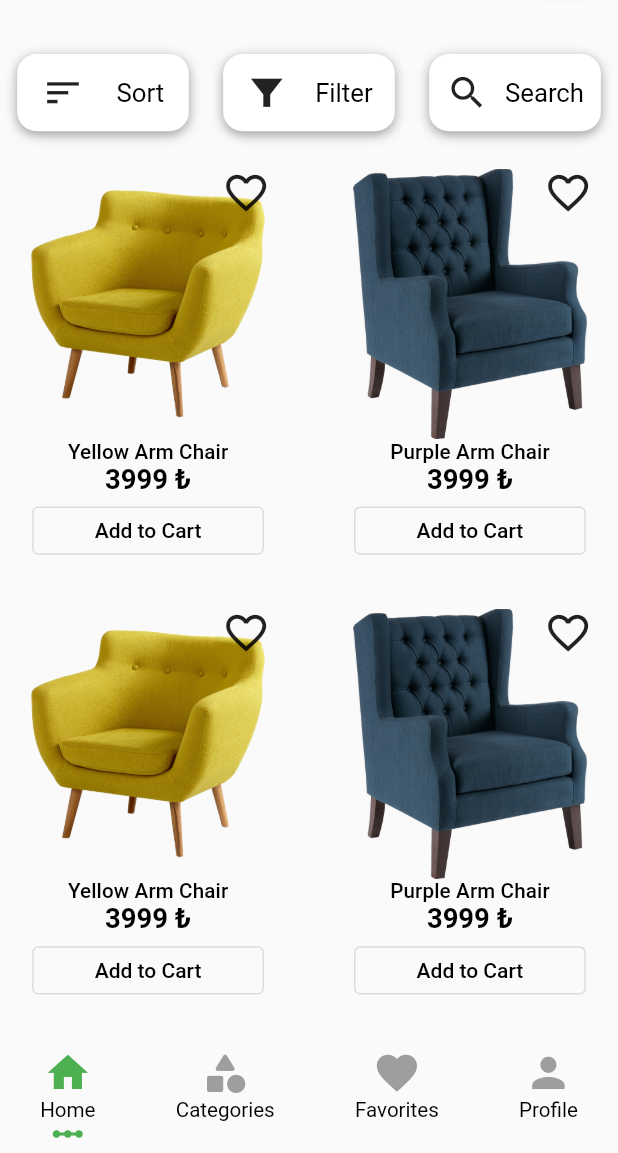
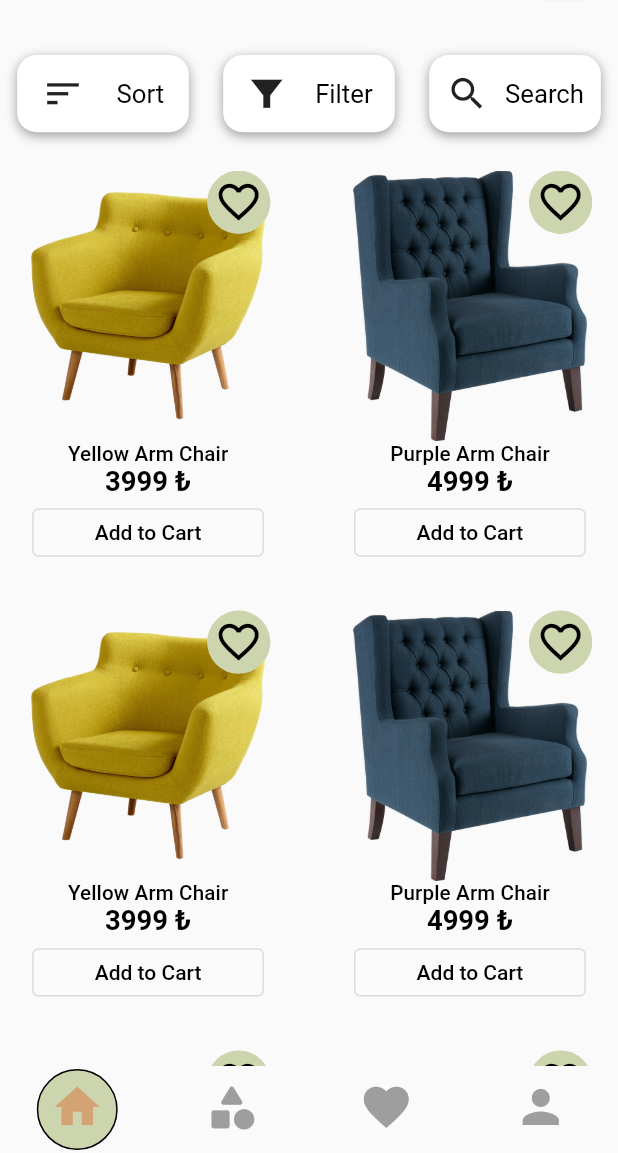
Before and after one commit to erkanoygun/ShopApp, a Flutter app: the screen it shows after launch, on a phone screen of 412 x 824 dp, the part 83-1236 px from its top. Run offline on Flutter 3.47's test engine with Material 2 defaults, Android fonts, the phone set to English and light mode, and no system bars; our stand-ins replace flutter_screenutil.

Commit message:
revised bottom navigation bar, revised shop cart page

```diff
--- a/lib/customs/MyBottomNavigationBar/my_bottom_navigationbar.dart
+++ b/lib/customs/MyBottomNavigationBar/my_bottom_navigationbar.dart
@@ -7,7 +7,7 @@ class MyBottomNavigationBar extends StatelessWidget {
       {super.key,
       required this.bottomBarItem,
       this.backgraundColor = Colors.transparent});
-  static double bottomBarHeight = ScreenUtil().setHeight(55);
+  static double bottomBarHeight = ScreenUtil().setHeight(45);
   final List<MyBottomNavigationBarItem> bottomBarItem;
   final Color backgraundColor;
 
--- a/lib/customs/MyBottomNavigationBar/my_bottom_navigationbar_item.dart
+++ b/lib/customs/MyBottomNavigationBar/my_bottom_navigationbar_item.dart
@@ -1,5 +1,7 @@
 import 'package:flutter/material.dart';
 import 'package:provider/provider.dart';
+import 'package:shop_app/core/constant/app/colors.dart';
+import 'package:shop_app/core/extension/color_extensions.dart';
 import 'package:shop_app/view-model/app_view_model.dart';
 
 class MyBottomNavigationBarItem extends StatelessWidget {
@@ -20,59 +22,41 @@ class MyBottomNavigationBarItem extends StatelessWidget {
   final IconData icon;
   final double itemBottomPadding = 3.0;
   final double containerAllItemPadding = 1.0;
+  final double containerAllItemMargin = 2.0;
   final int selectedIndex;
   final PageController pageController;
+  static late AppViewModel mystate;
 
   @override
   Widget build(BuildContext context) {
-    AppViewModel mystate = Provider.of<AppViewModel>(context, listen: false);
-    return Container(
+    mystate = Provider.of<AppViewModel>(context, listen: false);
+    return Expanded(
+      child: Container(
+        height: double.infinity,
+        margin: EdgeInsets.all(containerAllItemMargin),
         padding: EdgeInsets.all(containerAllItemPadding),
-      child: Stack(
-        alignment: Alignment.center,
-        children: [
-          Padding(
+        decoration: BoxDecoration(
+          color: index == selectedIndex ? Theme.of(context).primaryColor : Colors.transparent,
+          shape: BoxShape.circle,
+          border: index == selectedIndex ? Border.all() : null,
+        ),
+        child: Padding(
           padding: EdgeInsets.only(bottom: itemBottomPadding),
-            child: InkWell(
+          child: GestureDetector(
             onTap: () {
               pageController.animateToPage(index,
                   duration: const Duration(milliseconds: 250),
                   curve: Curves.easeInOut);
               mystate.changeSelecktPage(index);
             },
-              child: Column(
-                crossAxisAlignment: CrossAxisAlignment.center,
-                mainAxisSize: MainAxisSize.max,
-                mainAxisAlignment: MainAxisAlignment.end,
-                children: [
-                  Expanded(
             child: Icon(
               icon,
               size: iconSize,
               color:
-                          index == selectedIndex ? Colors.green : Colors.grey,
-                    ),
-                  ),
-                  Expanded(
-                    child: Text(
-                      text,
-                      style: TextStyle(fontSize: textSize),
-                    ),
-                  ),
-                ],
+                  index == selectedIndex ? AppColor.brown.toColor() : Colors.grey,
             ),
           ),
         ),
-          Align(
-            alignment: FractionalOffset.bottomCenter,
-            child: index == selectedIndex
-                ? const Icon(
-                    Icons.linear_scale_outlined,
-                    color: Colors.green,
-                  )
-                : const SizedBox(),
-          ),
-        ],
       ),
     );
   }
--- a/lib/model/product_model.dart
+++ b/lib/model/product_model.dart
@@ -1,7 +1,7 @@
 class Product {
   String name;
   String description;
-  String price;
+  int price;
   double rating;
   String imgPath;
   int weight;
@@ -27,12 +27,13 @@ class Product {
     required int weight,
     required String id,
     required int quantitiy,
+    required int price,
   }) {
     return Product(
         name: name,
         id: id,
         description: description,
-        price: "3999 ₺",
+        price: price,
         rating: 3.6,
         imgPath: imgPath,
         quantitiy: quantitiy,
--- a/lib/view-model/app_view_model.dart
+++ b/lib/view-model/app_view_model.dart
@@ -10,11 +10,12 @@ class AppViewModel extends ChangeNotifier {
   final String loremIpsum =
       "Lorem ipsum dolor sit amet, consectetur adipiscing elit, sed do eiusmod tempor incididunt ut labore et dolore magna aliqua.";
   List cartList = [];
+  int totalPrice = 0;
   int selectedIndex = 0;
   final _random = Random();
   List<Map> randomArmChairList = [
-    {"color": "Yellow", "imgPathName": "armchair1", "weight": 60},
-    {"color": "Purple", "imgPathName": "armchair2", "weight": 80}
+    {"color": "Yellow", "imgPathName": "armchair1", "weight": 60,"price" : 3999},
+    {"color": "Purple", "imgPathName": "armchair2", "weight": 80,"price" : 4999}
   ];
 
   List<Product> getProducts() {
@@ -27,6 +28,7 @@ class AppViewModel extends ChangeNotifier {
         description: loremIpsum,
         imgPath: "${AppConstant.imagePath}${element["imgPathName"]}.png",
         weight: element["weight"],
+        price: element["price"],
         id: "fakeId_$i",
         quantitiy: 1,
       );
@@ -57,6 +59,7 @@ class AppViewModel extends ChangeNotifier {
   void addCartList(Product product) {
     if(!cartList.contains(product)){
       cartList.add(product);
+      getTotalPrice();
     }
     notifyListeners();
   }
@@ -65,6 +68,7 @@ class AppViewModel extends ChangeNotifier {
     for (Product i in cartList) {
       if (i.id == id) {
         i.quantitiy = i.quantitiy + 1;
+        getTotalPrice();
         break;
       }
     }
@@ -76,12 +80,21 @@ class AppViewModel extends ChangeNotifier {
       if (i.id == id) {
         if (i.quantitiy == 1) {
           cartList.removeWhere((element) => element.id == id);
+          getTotalPrice();
           break;
         } else {
           i.quantitiy = i.quantitiy - 1;
+          getTotalPrice();
         }
       }
     }
     notifyListeners();
   }
+
+  void getTotalPrice(){
+    totalPrice = 0;
+    for(Product i in cartList){
+      totalPrice += (i.price * i.quantitiy);
+    }
+  }
 }
--- a/lib/views/DetailPage/widgets/product_image.dart
+++ b/lib/views/DetailPage/widgets/product_image.dart
@@ -7,7 +7,7 @@ import '../../../core/constant/app/colors.dart';
 class ProductImage extends StatelessWidget {
   const ProductImage({super.key, required this.imgPath, required this.price});
   final String imgPath;
-  final String price;
+  final int price;
   static final double containerLeftBottomRadius = 275.r;
   static final double containerHeight = 300.h;
   static final double imageSizedBoxHeight = 306.h;
@@ -50,7 +50,7 @@ class ProductImage extends StatelessWidget {
               child: Padding(
                 padding: paddingAllPriceText,
                 child: Text(
-                  price,
+                  "$price ₺",
                   style: Theme.of(context).textTheme.bodyMedium!.merge(
                         TextStyle(
                           fontWeight: FontWeight.bold,
--- a/lib/views/HomePage/widgets/fav_icon.dart
+++ b/lib/views/HomePage/widgets/fav_icon.dart
@@ -6,27 +6,35 @@ import 'package:shop_app/view-model/app_view_model.dart';
 import '../../../core/constant/app/colors.dart';
 
 class MyFavIcon extends StatelessWidget {
-  const MyFavIcon({super.key,required this.mystate,required this.productIndex});
+  const MyFavIcon(
+      {super.key, required this.mystate, required this.productIndex});
   final AppViewModel mystate;
   final int productIndex;
   static final double favIconSize = 25.h;
+  static late bool isFavList;
 
   @override
   Widget build(BuildContext context) {
+    isFavList =
+        mystate.favoritesList.contains(mystate.products[productIndex].id);
     return GestureDetector(
       onTap: () {
         mystate.addFavoritesList(mystate.products[productIndex].id);
+        isFavList =
+            mystate.favoritesList.contains(mystate.products[productIndex].id);
       },
-      child: mystate.favoritesList.contains(mystate.products[productIndex].id)
-          ? Icon(
-              Icons.favorite,
-              size: favIconSize,
-              color: AppColor.red.toColor(),
-            )
-          : Icon(
-              Icons.favorite_border,
-              size: favIconSize,
-            ),
+      child: Container(
+        padding: EdgeInsets.all(5),
+        decoration: BoxDecoration(
+          color: Theme.of(context).primaryColor,
+          shape: BoxShape.circle,
+        ),
+        child: Icon(
+          isFavList ? Icons.favorite : Icons.favorite_border,
+          size: favIconSize,
+          color: isFavList ? AppColor.red.toColor() : AppColor.black.toColor(),
+        ),
+      ),
     );
   }
 }
--- a/lib/views/HomePage/widgets/product_name_price_widget.dart
+++ b/lib/views/HomePage/widgets/product_name_price_widget.dart
@@ -16,7 +16,7 @@ class ProductNameAndPrice extends StatelessWidget {
           style: Theme.of(context).textTheme.titleSmall,
         ),
         Text(
-          mystate.products[index].price,
+          "${mystate.products[index].price} ₺",
           style: Theme.of(context).textTheme.headlineSmall!.merge(
                 const TextStyle(fontWeight: FontWeight.bold),
               ),
--- a/lib/views/ShopCartPage/widgets/product_add_remove_widget.dart
+++ b/lib/views/ShopCartPage/widgets/product_add_remove_widget.dart
@@ -19,7 +19,7 @@ class ProductAddAndRemoveWidget extends StatelessWidget {
       mainAxisAlignment: MainAxisAlignment.spaceAround,
       children: [
         Text(
-          mystate.cartList[index].price,
+          "${mystate.cartList[index].price} ₺",
           style: Theme.of(context).textTheme.headlineSmall!.merge(
                 const TextStyle(fontWeight: FontWeight.bold),
               ),
--- a/lib/views/ShopCartPage/widgets/total_price_and_button_widget.dart
+++ b/lib/views/ShopCartPage/widgets/total_price_and_button_widget.dart
@@ -1,19 +1,22 @@
 import 'package:flutter/material.dart';
 import 'package:flutter_screenutil/flutter_screenutil.dart';
+import 'package:provider/provider.dart';
+import 'package:shop_app/view-model/app_view_model.dart';
 import '../../../core/constant/app/app_texts.dart';
 import '../../../customs/CustomButton/custom_button.dart';
 
 class TotalPriceAndButtonContainer extends StatelessWidget {
   const TotalPriceAndButtonContainer({super.key});
   static final EdgeInsets marginAll = const EdgeInsets.all(8).r;
-  static final EdgeInsets paddingHorizontal = const EdgeInsets.symmetric(horizontal: 8).r;
+  static final EdgeInsets paddingHorizontal =
+      const EdgeInsets.symmetric(horizontal: 8).r;
   static final double borderRadius = 14.r;
 
   @override
   Widget build(BuildContext context) {
     return Container(
       decoration: BoxDecoration(
-        border: Border.all(color: Theme.of(context).primaryColor,width: 2.5.h),
+        border: Border.all(color: Theme.of(context).primaryColor, width: 2.5.h),
         borderRadius: BorderRadius.circular(borderRadius),
       ),
       margin: marginAll,
@@ -32,12 +35,17 @@ class TotalPriceAndButtonContainer extends StatelessWidget {
                   AppText.totalPrice,
                   style: Theme.of(context).textTheme.bodyMedium,
                 ),
-                Text(
-                  "1255 ₺",
-                  style: Theme.of(context).textTheme.bodyLarge!.merge(
-                        const TextStyle(fontWeight: FontWeight.bold),
-                      ),
-                )
+                Selector<AppViewModel, int>(
+                  selector: (_, value) => value.totalPrice,
+                  builder: (_, value, __) {
+                    return Text(
+                      "$value ₺",
+                      style: Theme.of(context).textTheme.bodyLarge!.merge(
+                            const TextStyle(fontWeight: FontWeight.bold),
+                          ),
+                    );
+                  },
+                ),
               ],
             ),
           ),
--- a/lib/views/mainPage/mainPage.dart
+++ b/lib/views/mainPage/mainPage.dart
@@ -19,7 +19,7 @@ class MainPage extends StatefulWidget {
 
 
 
-final double bottomBarItemIconSize = 25.h;
+final double bottomBarItemIconSize = 28.h;
 final double bottomBarHeight = 55.h;
 final double bottomBarItemTextSize = 12.sp;
 final PageController pageController = PageController();
```
Lines whose indentation alone changed are shown as unchanged.
